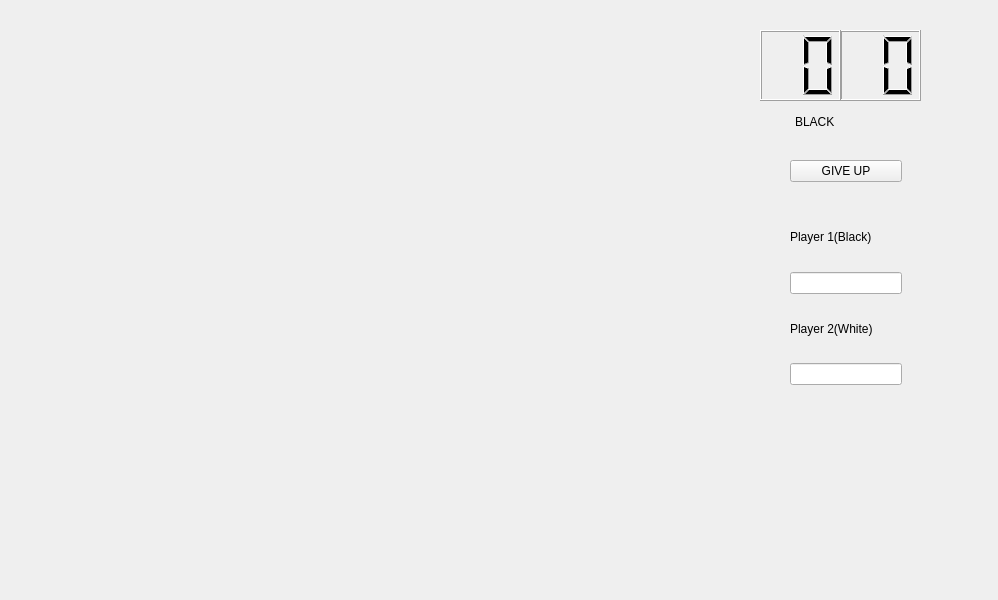
First picture: the form in stage2/widget.ui, repository Liyh04/2205, before the edit.
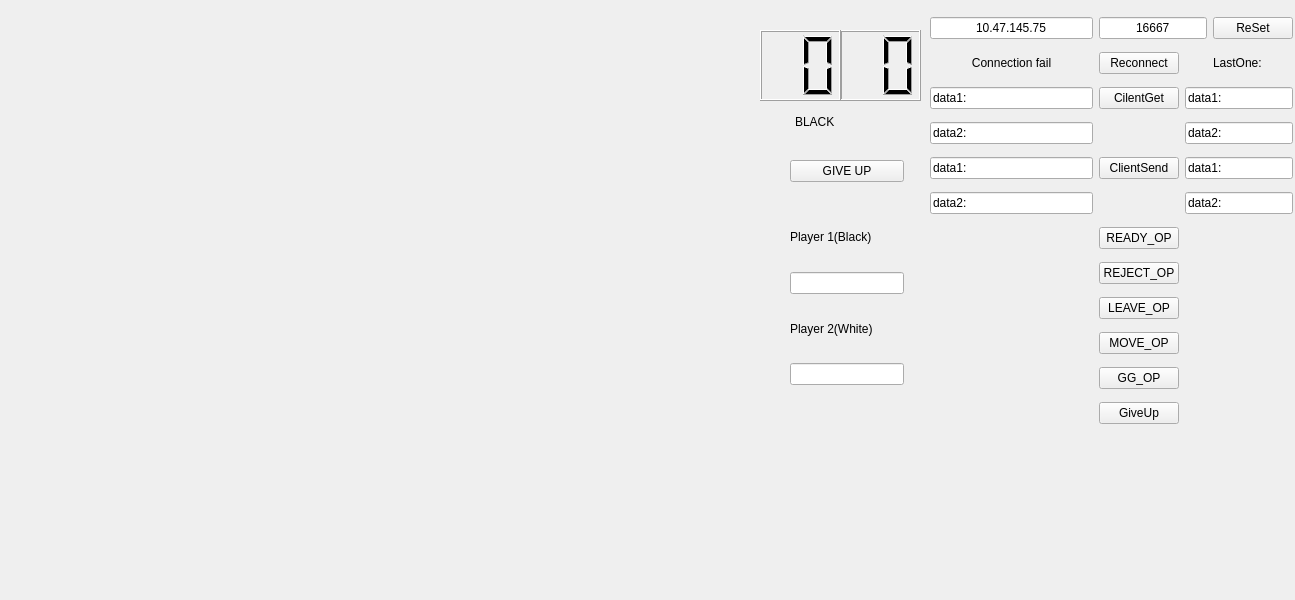
Second picture: the form after the edit.

```diff
--- a/stage2/widget.ui
+++ b/stage2/widget.ui
@@ -6,7 +6,7 @@
    <rect>
     <x>0</x>
     <y>0</y>
-    <width>998</width>
+    <width>1295</width>
     <height>600</height>
    </rect>
   </property>
@@ -53,7 +53,7 @@
     <rect>
      <x>790</x>
      <y>140</y>
-     <width>112</width>
+     <width>114</width>
      <height>245</height>
     </rect>
    </property>
@@ -126,7 +126,7 @@
      </widget>
     </item>
     <item>
-     <widget class="QLineEdit" name="lineEdit_2">
+     <widget class="QLineEdit" name="lineEdit">
       <property name="enabled">
        <bool>true</bool>
       </property>
@@ -150,6 +150,254 @@
     <string>BLACK</string>
    </property>
   </widget>
+  <widget class="QWidget" name="layoutWidget">
+   <property name="geometry">
+    <rect>
+     <x>930</x>
+     <y>10</y>
+     <width>451</width>
+     <height>423</height>
+    </rect>
+   </property>
+   <layout class="QGridLayout" name="gridLayout">
+    <item row="3" column="2" colspan="2">
+     <widget class="QLineEdit" name="serverGet">
+      <property name="text">
+       <string>data2:</string>
+      </property>
+     </widget>
+    </item>
+    <item row="2" column="0">
+     <widget class="QLineEdit" name="clientGetEdit">
+      <property name="text">
+       <string>data1:</string>
+      </property>
+     </widget>
+    </item>
+    <item row="1" column="2" colspan="2">
+     <widget class="QLabel" name="lastOneLabel">
+      <property name="text">
+       <string>LastOne: </string>
+      </property>
+      <property name="alignment">
+       <set>Qt::AlignCenter</set>
+      </property>
+     </widget>
+    </item>
+    <item row="4" column="0">
+     <widget class="QLineEdit" name="clientSendEdit">
+      <property name="text">
+       <string>data1:</string>
+      </property>
+     </widget>
+    </item>
+    <item row="4" column="4">
+     <widget class="QPushButton" name="serverSendButton">
+      <property name="text">
+       <string>ServerSend</string>
+      </property>
+     </widget>
+    </item>
+    <item row="10" column="4">
+     <widget class="QPushButton" name="SGG_OP">
+      <property name="text">
+       <string>GG_OP</string>
+      </property>
+     </widget>
+    </item>
+    <item row="4" column="2" colspan="2">
+     <widget class="QLineEdit" name="serverSendEdit">
+      <property name="text">
+       <string>data1:</string>
+      </property>
+     </widget>
+    </item>
+    <item row="0" column="3">
+     <widget class="QPushButton" name="reSetButton">
+      <property name="text">
+       <string>ReSet</string>
+      </property>
+     </widget>
+    </item>
+    <item row="7" column="4">
+     <widget class="QPushButton" name="SREJECT_OP">
+      <property name="text">
+       <string>REJECT_OP</string>
+      </property>
+     </widget>
+    </item>
+    <item row="5" column="2" colspan="2">
+     <widget class="QLineEdit" name="serverSend">
+      <property name="text">
+       <string>data2:</string>
+      </property>
+     </widget>
+    </item>
+    <item row="2" column="2" colspan="2">
+     <widget class="QLineEdit" name="serverGetEdit">
+      <property name="text">
+       <string>data1:</string>
+      </property>
+     </widget>
+    </item>
+    <item row="3" column="0">
+     <widget class="QLineEdit" name="clientGet">
+      <property name="text">
+       <string>data2:</string>
+      </property>
+     </widget>
+    </item>
+    <item row="0" column="1" colspan="2">
+     <widget class="QLineEdit" name="PORTEdit">
+      <property name="text">
+       <string>16667</string>
+      </property>
+      <property name="alignment">
+       <set>Qt::AlignCenter</set>
+      </property>
+     </widget>
+    </item>
+    <item row="6" column="1">
+     <widget class="QPushButton" name="CREADY_OP">
+      <property name="text">
+       <string>READY_OP</string>
+      </property>
+     </widget>
+    </item>
+    <item row="9" column="4">
+     <widget class="QPushButton" name="SMOVE_OP">
+      <property name="text">
+       <string>MOVE_OP</string>
+      </property>
+     </widget>
+    </item>
+    <item row="7" column="1">
+     <widget class="QPushButton" name="CREJECT_OP">
+      <property name="text">
+       <string>REJECT_OP</string>
+      </property>
+     </widget>
+    </item>
+    <item row="0" column="4">
+     <widget class="QPushButton" name="pushButton_2">
+      <property name="text">
+       <string>ShowClients</string>
+      </property>
+     </widget>
+    </item>
+    <item row="4" column="1">
+     <widget class="QPushButton" name="clientSendButton">
+      <property name="text">
+       <string>ClientSend</string>
+      </property>
+     </widget>
+    </item>
+    <item row="1" column="1">
+     <widget class="QPushButton" name="reConnectButton">
+      <property name="text">
+       <string>Reconnect</string>
+      </property>
+     </widget>
+    </item>
+    <item row="2" column="1">
+     <widget class="QPushButton" name="getButton_1">
+      <property name="text">
+       <string>CilentGet</string>
+      </property>
+     </widget>
+    </item>
+    <item row="10" column="1">
+     <widget class="QPushButton" name="CGG_OP">
+      <property name="text">
+       <string>GG_OP</string>
+      </property>
+     </widget>
+    </item>
+    <item row="6" column="4">
+     <widget class="QPushButton" name="SREADY_OP">
+      <property name="text">
+       <string>READY_OP</string>
+      </property>
+     </widget>
+    </item>
+    <item row="8" column="1">
+     <widget class="QPushButton" name="CLEAVE_OP">
+      <property name="text">
+       <string>LEAVE_OP</string>
+      </property>
+     </widget>
+    </item>
+    <item row="1" column="4">
+     <widget class="QPushButton" name="reStartButton">
+      <property name="text">
+       <string>RestartServer</string>
+      </property>
+     </widget>
+    </item>
+    <item row="5" column="0">
+     <widget class="QLineEdit" name="clientSend">
+      <property name="text">
+       <string>data2:</string>
+      </property>
+     </widget>
+    </item>
+    <item row="2" column="4">
+     <widget class="QPushButton" name="getButton_2">
+      <property name="text">
+       <string>ServerGet</string>
+      </property>
+     </widget>
+    </item>
+    <item row="8" column="4">
+     <widget class="QPushButton" name="SLEAVE_OP">
+      <property name="text">
+       <string>LEAVE_OP</string>
+      </property>
+     </widget>
+    </item>
+    <item row="9" column="1">
+     <widget class="QPushButton" name="CMOVE_OP">
+      <property name="text">
+       <string>MOVE_OP</string>
+      </property>
+     </widget>
+    </item>
+    <item row="0" column="0">
+     <widget class="QLineEdit" name="IPEdit">
+      <property name="text">
+       <string>10.47.145.75</string>
+      </property>
+      <property name="alignment">
+       <set>Qt::AlignCenter</set>
+      </property>
+     </widget>
+    </item>
+    <item row="1" column="0">
+     <widget class="QLabel" name="connectLabel">
+      <property name="text">
+       <string>Connection fail</string>
+      </property>
+      <property name="alignment">
+       <set>Qt::AlignCenter</set>
+      </property>
+     </widget>
+    </item>
+    <item row="11" column="1">
+     <widget class="QPushButton" name="CilentGiveup">
+      <property name="text">
+       <string>GiveUp</string>
+      </property>
+     </widget>
+    </item>
+    <item row="11" column="4">
+     <widget class="QPushButton" name="ServerGiveup_2">
+      <property name="text">
+       <string>GiveUp</string>
+      </property>
+     </widget>
+    </item>
+   </layout>
+  </widget>
  </widget>
  <resources/>
  <connections/>
```
